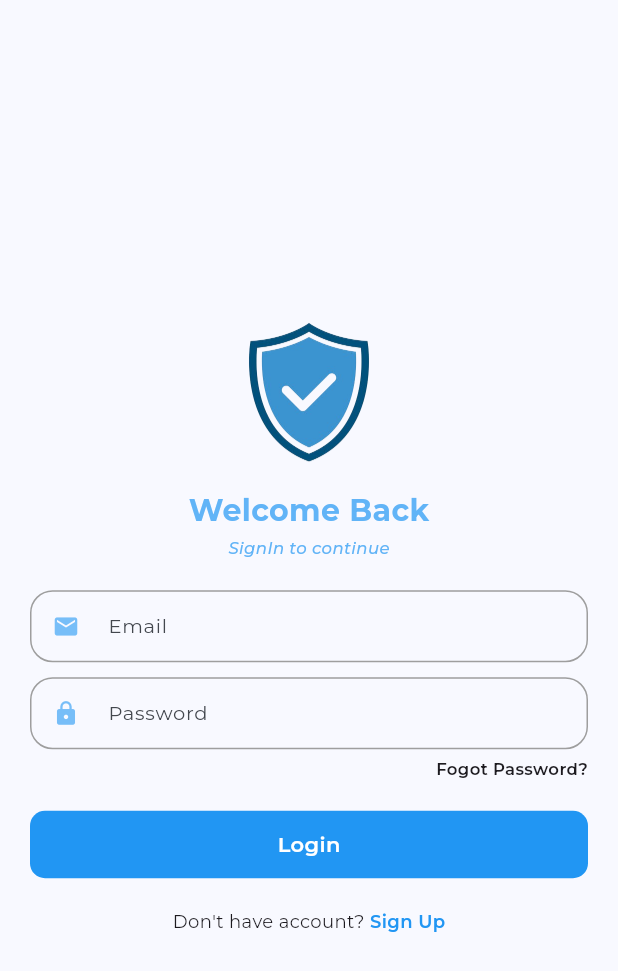
After one commit to Christentimmy/Anti-Virus, a Flutter app: the screen it shows after launch, after a tap on "Next", on a phone screen of 412 x 824 dp. The commit adds this screen. Shown: the top 971 px of the screen. Run offline on Flutter 3.47's test engine with Material 3 defaults, Android fonts, the phone set to English and light mode, and no system bars; our stand-ins replace google_fonts, lottie; missing offline and left inert: simple_progress_indicators.

Commit message:
create login,signup

```diff
--- /dev/null
+++ b/lib/common_textfield.dart
@@ -0,0 +1,98 @@
+import 'package:flutter/material.dart';
+
+class CustomTextField extends StatelessWidget {
+  final String hintText;
+  final int? maxline;
+  final TextEditingController controller;
+  final bool isObscureText;
+  final IconData icon;
+  final TextInputAction? action;
+  final TextInputType? type;
+  final VoidCallback? suffixTap;
+  final IconData? suffixICon;
+  final String? Function(String?)? passwordValidator;
+
+  const CustomTextField({
+    super.key,
+    required this.hintText,
+    required this.controller,
+    required this.isObscureText,
+    required this.icon,
+    this.suffixTap,
+    this.suffixICon,
+    this.action,
+    this.type,
+    this.passwordValidator,
+    this.maxline,
+  });
+
+  @override
+  Widget build(BuildContext context) {
+    return TextFormField(
+      controller: controller,
+      style: const TextStyle(fontSize: 14),
+      validator: passwordValidator ??
+          (value) {
+            if (value!.isEmpty) {
+              return "Field is required";
+            }
+            return null;
+          },
+      obscureText: isObscureText,
+      maxLines: maxline ?? 1,
+      textAlign: TextAlign.start,
+      textInputAction: action ?? TextInputAction.done,
+      keyboardType: type,
+      decoration: InputDecoration(
+        labelStyle: const TextStyle(
+          fontSize: 13,
+        ),
+        contentPadding: const EdgeInsets.symmetric(
+          horizontal: 20,
+          vertical: 10,
+        ),
+        labelText: hintText,
+        prefixIcon: Icon(
+          icon,
+          size: 18,
+          color: Colors.blue.withOpacity(0.6),
+        ),
+        suffixIcon: IconButton(
+          onPressed: suffixTap,
+          icon: Icon(
+            suffixICon,
+            size: 18,
+          ),
+        ),
+        enabledBorder: OutlineInputBorder(
+          borderRadius: BorderRadius.circular(15),
+          borderSide: const BorderSide(
+            width: 1,
+            color: Colors.grey,
+          ),
+        ),
+        focusedBorder: OutlineInputBorder(
+          borderRadius: BorderRadius.circular(15),
+          borderSide: const BorderSide(
+            width: 1,
+            color: Colors.blue,
+          ),
+        ),
+        errorBorder: OutlineInputBorder(
+          borderRadius: BorderRadius.circular(15),
+          borderSide: const BorderSide(
+            width: 1,
+            color: Colors.redAccent,
+          ),
+        ),
+        focusedErrorBorder: OutlineInputBorder(
+          borderRadius: BorderRadius.circular(15),
+          borderSide: const BorderSide(
+            width: 1,
+            color: Colors.redAccent,
+          ),
+        ),
+      ),
+    );
+  }
+}
--- /dev/null
+++ b/lib/login_screen.dart
@@ -0,0 +1,131 @@
+import 'package:antivirus/common_textfield.dart';
+import 'package:antivirus/scan.dart';
+import 'package:antivirus/signup_screen.dart';
+import 'package:flutter/material.dart';
+
+class LoginScreen extends StatelessWidget {
+  LoginScreen({super.key});
+
+  final TextEditingController _emailController = TextEditingController();
+  final TextEditingController _passwordController = TextEditingController();
+
+  @override
+  Widget build(BuildContext context) {
+    return Scaffold(
+      body: Padding(
+        padding: const EdgeInsets.symmetric(horizontal: 20, vertical: 20),
+        child: Column(
+          mainAxisAlignment: MainAxisAlignment.center,
+          children: [
+            Center(
+              child: Image.asset(
+                "assets/images/ant.png",
+                width: 200,
+              ),
+            ),
+            const SizedBox(height: 5),
+            Text(
+              "Welcome Back",
+              style: TextStyle(
+                fontSize: 20,
+                fontWeight: FontWeight.bold,
+                color: Colors.blue.withOpacity(0.7),
+              ),
+            ),
+            const SizedBox(height: 2),
+            Text(
+              "SignIn to continue",
+              style: TextStyle(
+                fontSize: 11,
+                fontWeight: FontWeight.w500,
+                fontStyle: FontStyle.italic,
+                color: Colors.blue.withOpacity(0.7),
+              ),
+            ),
+            const SizedBox(height: 20),
+            CustomTextField(
+              hintText: "Email",
+              controller: _emailController,
+              isObscureText: false,
+              icon: Icons.email,
+            ),
+            const SizedBox(height: 10),
+            CustomTextField(
+              hintText: "Password",
+              controller: _passwordController,
+              isObscureText: false,
+              icon: Icons.lock,
+            ),
+            const SizedBox(height: 5),
+            const Align(
+              alignment: Alignment.centerRight,
+              child: Text(
+                "Fogot Password?",
+                style: TextStyle(
+                  fontSize: 11,
+                  fontWeight: FontWeight.w600,
+                ),
+              ),
+            ),
+            const SizedBox(height: 20),
+            GestureDetector(
+              onTap: () {
+                Navigator.of(context).pushReplacement(
+                  MaterialPageRoute(
+                    builder: (context) => const ScanScreen(),
+                  ),
+                );
+              },
+              child: Container(
+                height: 45,
+                width: double.infinity,
+                alignment: Alignment.center,
+                decoration: BoxDecoration(
+                  borderRadius: BorderRadius.circular(10),
+                  color: Colors.blue,
+                ),
+                child: const Text(
+                  "Login",
+                  style: TextStyle(
+                    fontSize: 14,
+                    color: Colors.white,
+                    fontWeight: FontWeight.w600,
+                  ),
+                ),
+              ),
+            ),
+            const SizedBox(height: 20),
+            Row(
+              mainAxisAlignment: MainAxisAlignment.center,
+              children: [
+                const Text(
+                  "Don't have account? ",
+                  style: TextStyle(
+                    fontSize: 12,
+                  ),
+                ),
+                GestureDetector(
+                  onTap: () {
+                    Navigator.of(context).pushReplacement(
+                      MaterialPageRoute(
+                        builder: (context) => SignUpScreen(),
+                      ),
+                    );
+                  },
+                  child: const Text(
+                    "Sign Up",
+                    style: TextStyle(
+                      fontSize: 12,
+                      fontWeight: FontWeight.w600,
+                      color: Colors.blue,
+                    ),
+                  ),
+                ),
+              ],
+            ),
+          ],
+        ),
+      ),
+    );
+  }
+}
--- a/lib/onboarding.dart
+++ b/lib/onboarding.dart
@@ -1,28 +1,9 @@
-import 'package:antivirus/scan.dart';
+import 'package:antivirus/login_screen.dart';
 import 'package:flutter/material.dart';
-import 'package:flutter/widgets.dart';
 import 'package:lottie/lottie.dart';
 
 class OnboardingScreen extends StatelessWidget {
  const OnboardingScreen({super.key});
-
-  // final List _onboarding = [
-  //   [
-  //     "assets/anim/intro1.json",
-  //     "Unmatched Security",
-  //     "Safeguard your data with industry-leading encryption and advanced security measures.",
-  //   ],
-  //   [
-  //     "assets/anim/intro2.json",
-  //     "Real-Time Malware Detection",
-  //     "Stay protected with our cutting-edge malware detection and removal tools.",
-  //   ],
-  //   [
-  //     "assets/anim/intro3.json",
-  //     "Comprehensive Protection",
-  //     "Experience peace of mind with our all-in-one security suite, designed to keep all your devices safe."
-  //   ]
-  // ];
 
   @override
   Widget build(BuildContext context) {
@@ -54,7 +35,7 @@ class OnboardingScreen extends StatelessWidget {
               onTap: () {
                 Navigator.push(
                   context,
-                  MaterialPageRoute(builder: (context) => const ScanScreen()),
+                  MaterialPageRoute(builder: (context) => LoginScreen()),
                 );
               },
               child: Container(
@@ -66,7 +47,7 @@ class OnboardingScreen extends StatelessWidget {
                   color: Colors.blue,
                 ),
                 child: const Text(
-                  "Scan Now",
+                  "Next",
                   style: TextStyle(
                     color: Colors.white,
                     fontWeight: FontWeight.w600,
@@ -81,14 +62,3 @@ class OnboardingScreen extends StatelessWidget {
     );
   }
 }
-
-
-// ElevatedButton(
-//             onPressed: () {
-//               Navigator.push(
-//                 context,
-//                 MaterialPageRoute(builder: (context) => const ScanScreen()),
-//               );
-//             },
-//             child: const Text('Start Scan'),
-//           ),
--- a/lib/splash.dart
+++ b/lib/splash.dart
@@ -16,7 +16,7 @@ class _SplashScreenState extends State<SplashScreen> {
     Future.delayed(const Duration(seconds: 2)).then((_) => {
           Navigator.of(context).pushReplacement(
             MaterialPageRoute(
-              builder: (context) => OnboardingScreen(),
+              builder: (context) => const OnboardingScreen(),
             ),
           ),
         });
--- a/pubspec.yaml
+++ b/pubspec.yaml
@@ -39,6 +39,7 @@ dependencies:
   lottie: ^3.1.2
   simple_progress_indicators: ^0.2.0
   google_fonts: ^6.2.1
+  get: ^4.6.6
 
 dev_dependencies:
   flutter_test:
```
Also changed, not shown: lib/scan.dart (+56 -7 lines), lib/signup_screen.dart (added, +109 -0 lines), pubspec.lock, 1 other file.
